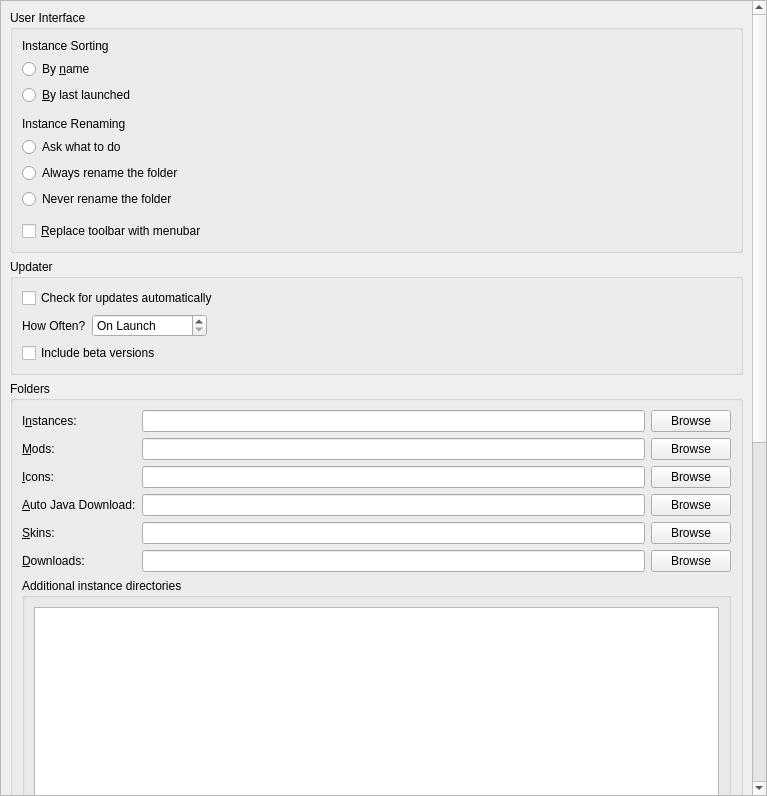
Before: the Qt Designer form launcher/ui/pages/global/LauncherPage.ui in LikeLukli/PortalLauncher, drawn with Qt 5.
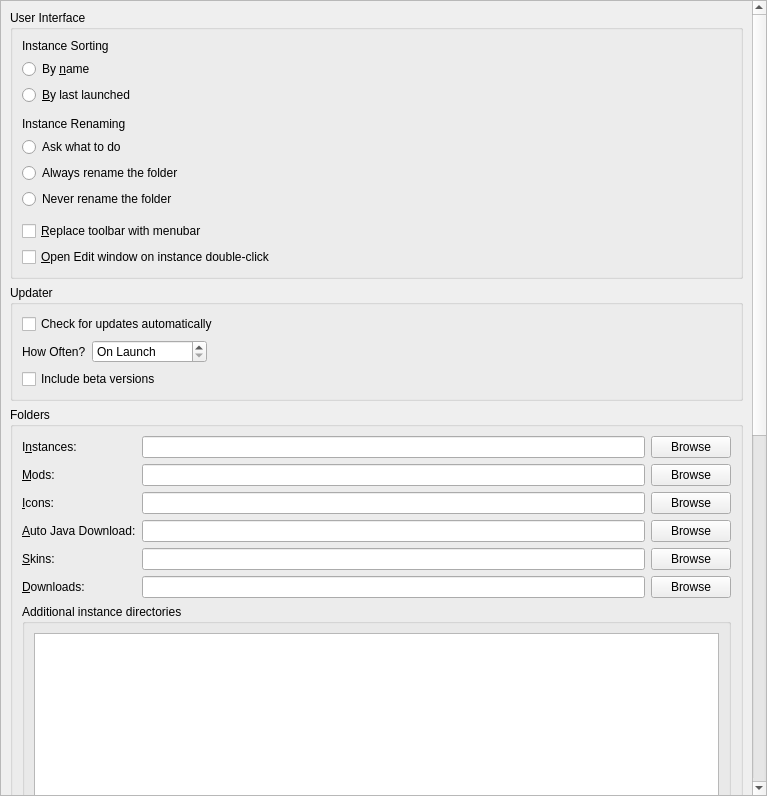
After: the same form once the commit is applied.

Commit message: Add setting to edit instance on double click (#5630)

Diff of the .ui file:
```diff
--- a/launcher/ui/pages/global/LauncherPage.ui
+++ b/launcher/ui/pages/global/LauncherPage.ui
@@ -41,9 +41,9 @@
       <property name="geometry">
        <rect>
         <x>0</x>
-        <y>-149</y>
-        <width>746</width>
-        <height>1222</height>
+        <y>0</y>
+        <width>753</width>
+        <height>1138</height>
        </rect>
       </property>
       <layout class="QVBoxLayout" name="verticalLayout_8">
@@ -180,6 +180,16 @@
             </property>
            </widget>
           </item>
+          <item>
+           <widget class="QCheckBox" name="editInstanceOnDoubleClick">
+            <property name="toolTip">
+             <string>Opens the edit instance window on double-clicking an instance instead of running the instance.</string>
+            </property>
+            <property name="text">
+             <string>&amp;Open Edit window on instance double-click</string>
+            </property>
+           </widget>
+          </item>
          </layout>
         </widget>
        </item>
```
Left out of the diff: 1 changed line with no effect on the pictures. The commit also changes 3 other files.
